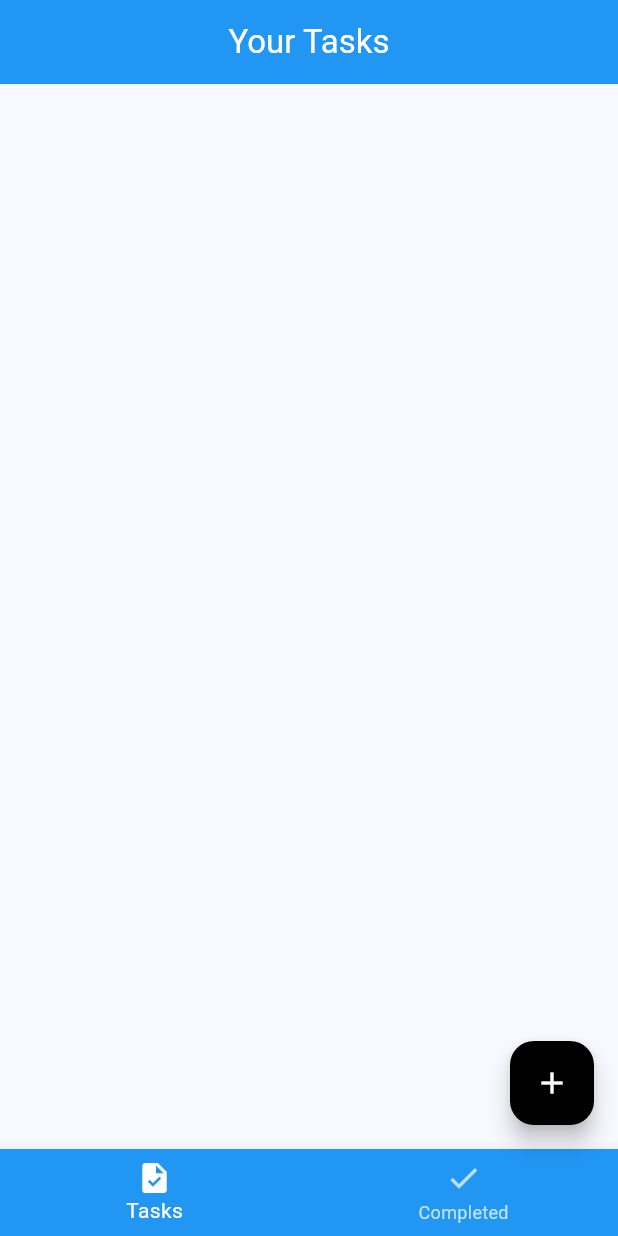
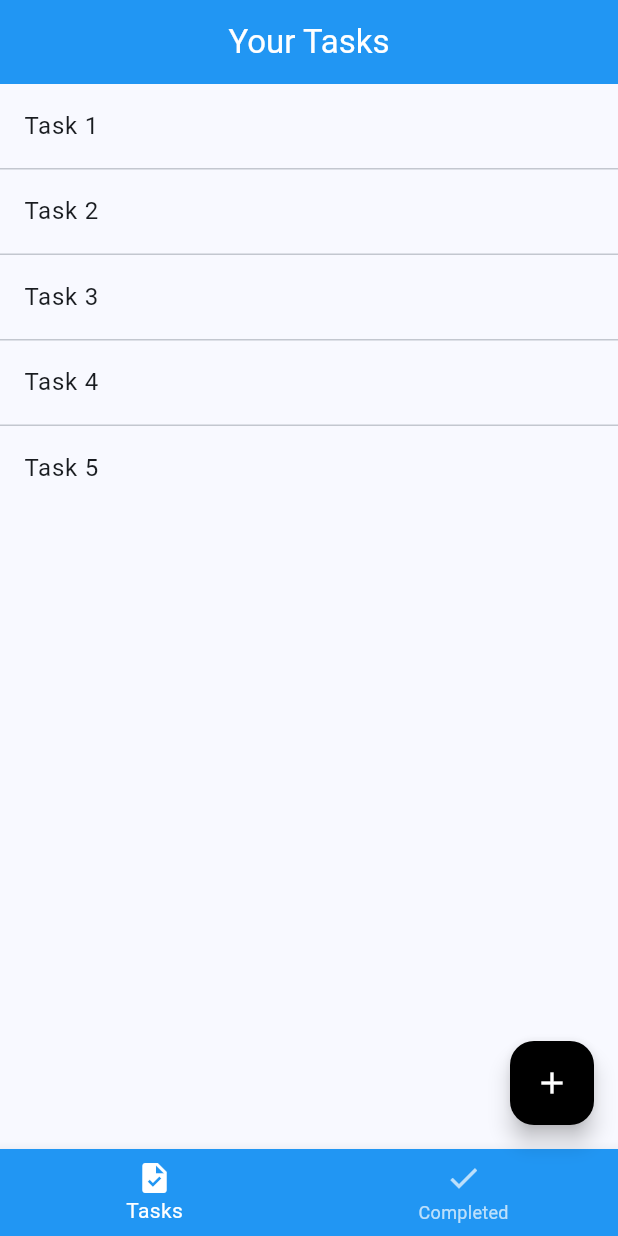
Before and after one commit to BakhtiarAhmed41/Todo-List-Using-Provider, a Flutter app: the screen it shows after launch, on a phone screen of 412 x 824 dp. Run offline on Flutter 3.47's test engine with Material 3 defaults, Android fonts, the phone set to English and light mode, and no system bars.

Commit message:
working on task screen

```diff
--- a/lib/main.dart
+++ b/lib/main.dart
@@ -1,6 +1,6 @@
 import 'package:flutter/material.dart';
 
-import 'home.dart';
+import 'task_screen.dart';
 
 void main() {
   runApp(const MyApp());
--- /dev/null
+++ b/lib/model/task_model.dart
@@ -0,0 +1,10 @@
+
+
+class Task{
+
+  Task(this.taskName,  this.date,  this.time);
+
+  String taskName;
+  String date;
+  String time;
+}
--- a/lib/home.dart
+++ b/lib/task_screen.dart
@@ -52,6 +52,45 @@ class _HomeState extends State<Home> {
 }
 
 
+
+
+class Tasks extends StatefulWidget {
+  const Tasks({super.key});
+
+  @override
+  State<Tasks> createState() => _TasksState();
+}
+
+class _TasksState extends State<Tasks> {
+  @override
+  Widget build(BuildContext context) {
+    return Scaffold(
+      appBar: AppBar(
+        backgroundColor: Colors.blue,
+        title: const Text("Your Tasks", style: TextStyle(color: Colors.white),),
+        centerTitle: true,
+      ),
+      body: ListView.separated(itemBuilder: (context, index) {
+        return ListTile(
+          title: Text("Task ${index+1}"),
+        );
+
+      },
+          separatorBuilder: (context, index) {
+              return const Divider(
+                height: 1,
+                thickness: 1,
+              );
+      },
+          itemCount: 5),
+    );
+  }
+}
+
+
+
+
+
 class Completed extends StatefulWidget {
   const Completed({super.key});
 
@@ -71,25 +110,3 @@ class _CompletedState extends State<Completed> {
     );
   }
 }
-
-
-
-class Tasks extends StatefulWidget {
-  const Tasks({super.key});
-
-  @override
-  State<Tasks> createState() => _TasksState();
-}
-
-class _TasksState extends State<Tasks> {
-  @override
-  Widget build(BuildContext context) {
-    return Scaffold(
-      appBar: AppBar(
-        backgroundColor: Colors.blue,
-        title: const Text("Your Tasks", style: TextStyle(color: Colors.white),),
-        centerTitle: true,
-      ),
-    );
-  }
-}
```
Also changed, not shown: lib/TaskViewModel/task_view_model.dart (added, +32 -0 lines).
